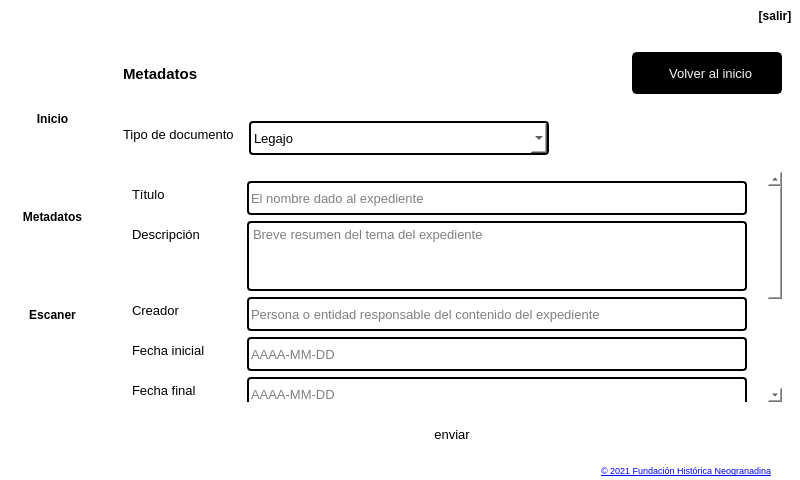
This is main.ui in neogranadina/neo_escan as Qt 5 draws it before an edit. The edited form follows.
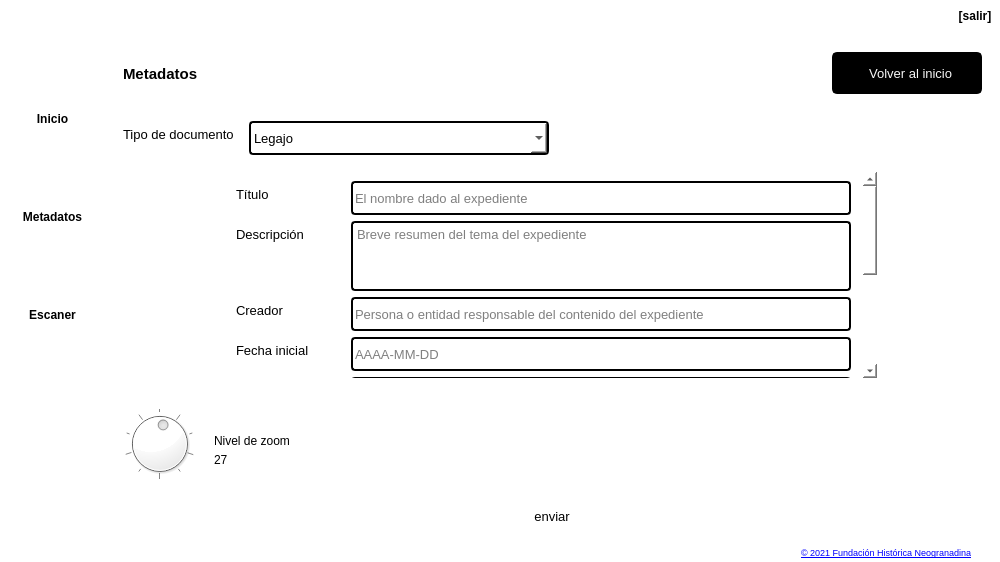
This is the edited form. The open tabs and pages were chosen to show the change. Icons and pictures are not drawn.

Commit message: primera prueba zoom

Diff of the .ui file:
```diff
--- a/main.ui
+++ b/main.ui
@@ -6,13 +6,13 @@
    <rect>
     <x>0</x>
     <y>0</y>
-    <width>800</width>
-    <height>480</height>
+    <width>1000</width>
+    <height>562</height>
    </rect>
   </property>
   <property name="minimumSize">
    <size>
-    <width>800</width>
+    <width>1000</width>
     <height>480</height>
    </size>
   </property>
@@ -1088,9 +1088,21 @@
                     <number>0</number>
                    </property>
                    <widget class="QWidget" name="formLegajo">
-                    <layout class="QVBoxLayout" name="verticalLayout_6">
+                    <layout class="QHBoxLayout" name="horizontalLayout_15">
                      <item>
                       <widget class="QScrollArea" name="scrollArea">
+                       <property name="minimumSize">
+                        <size>
+                         <width>650</width>
+                         <height>0</height>
+                        </size>
+                       </property>
+                       <property name="maximumSize">
+                        <size>
+                         <width>650</width>
+                         <height>16777215</height>
+                        </size>
+                       </property>
                        <property name="styleSheet">
                         <string notr="true"/>
                        </property>
@@ -1101,7 +1113,7 @@
                         <property name="geometry">
                          <rect>
                           <x>0</x>
-                          <y>0</y>
+                          <y>-226</y>
                           <width>633</width>
                           <height>428</height>
                          </rect>
@@ -3249,6 +3261,70 @@
                    </widget>
                   </widget>
                  </item>
+                 <item>
+                  <widget class="QWidget" name="widget_3" native="true">
+                   <property name="minimumSize">
+                    <size>
+                     <width>150</width>
+                     <height>100</height>
+                    </size>
+                   </property>
+                   <widget class="QDial" name="zoom_dial">
+                    <property name="geometry">
+                     <rect>
+                      <x>10</x>
+                      <y>10</y>
+                      <width>71</width>
+                      <height>81</height>
+                     </rect>
+                    </property>
+                    <property name="minimum">
+                     <number>1</number>
+                    </property>
+                    <property name="maximum">
+                     <number>50</number>
+                    </property>
+                    <property name="sliderPosition">
+                     <number>27</number>
+                    </property>
+                    <property name="wrapping">
+                     <bool>true</bool>
+                    </property>
+                    <property name="notchTarget">
+                     <double>10.000000000000000</double>
+                    </property>
+                    <property name="notchesVisible">
+                     <bool>true</bool>
+                    </property>
+                   </widget>
+                   <widget class="QLabel" name="zoomLabel">
+                    <property name="geometry">
+                     <rect>
+                      <x>100</x>
+                      <y>40</y>
+                      <width>81</width>
+                      <height>16</height>
+                     </rect>
+                    </property>
+                    <property name="text">
+                     <string>Nivel de zoom</string>
+                    </property>
+                   </widget>
+                   <widget class="QLabel" name="zoom_value">
+                    <property name="geometry">
+                     <rect>
+                      <x>100</x>
+                      <y>60</y>
+                      <width>47</width>
+                      <height>13</height>
+                     </rect>
+                    </property>
+                    <property name="text">
+                     <string>27</string>
+                    </property>
+                   </widget>
+                  </widget>
+                 </item>
                  <item>
                   <widget class="QStackedWidget" name="botones_metadata">
                    <property name="minimumSize">
```
Left out of the diff: 8 changed lines with no effect on the pictures. The commit also changes 4 other files.
